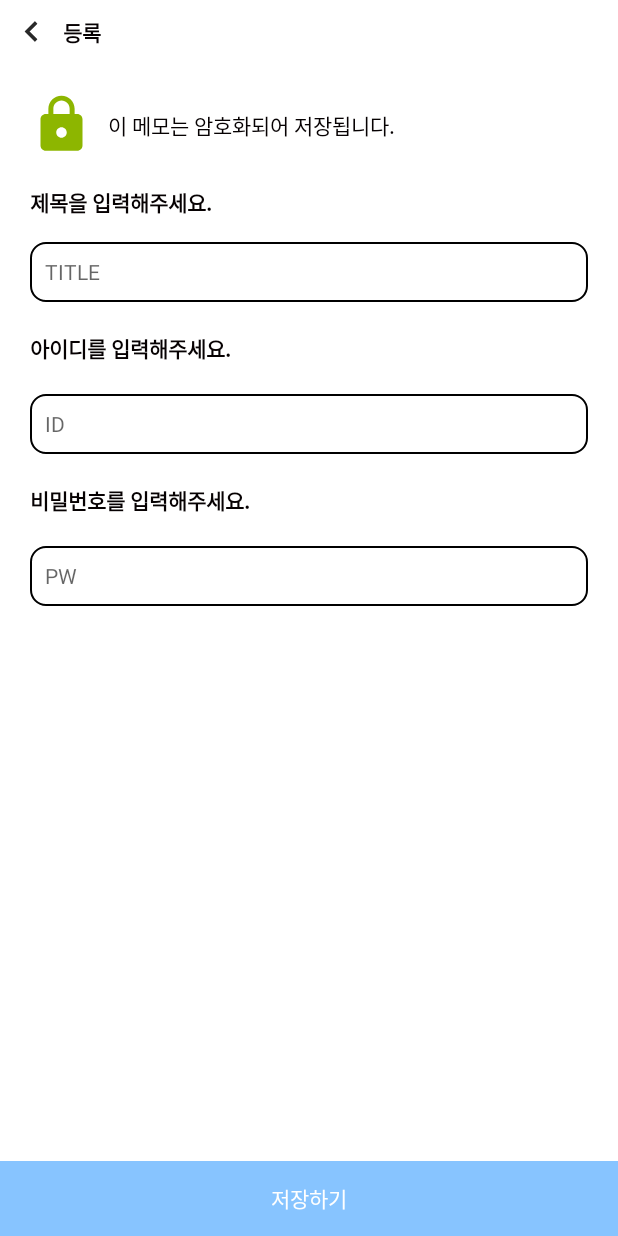
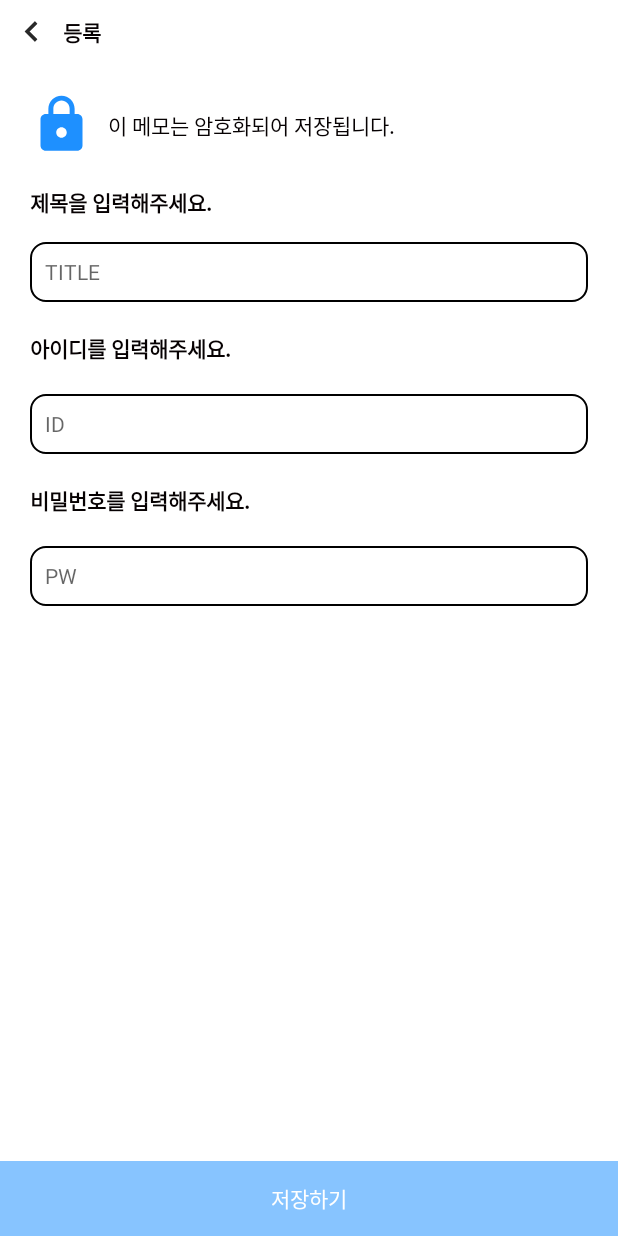
Before and after one commit to stellafaily/EncryptionMemo, an Android app: the AddMemoActivity screen opened directly, with no data from a screen before it, on a phone screen of 412 x 824 dp. Run offline under Robolectric (Android 15) with nearby library versions, the phone set to English and light mode, and no system bars; our stand-ins replace EventBus, Room's generated code, RxJava, data binding.

Commit message:
암복호화 암호관리앱 1.2

```diff
--- a/app/src/main/AndroidManifest.xml
+++ b/app/src/main/AndroidManifest.xml
@@ -4,7 +4,7 @@
 
     <application
         android:allowBackup="true"
-        android:icon="@drawable/ic_myencnote"
+        android:icon="@drawable/ic_encmemo"
         android:label="@string/app_name"
         android:roundIcon="@mipmap/ic_launcher_round"
         android:supportsRtl="true"
--- a/app/src/main/java/com/example/encryptionmemo/model/database/MemoData.kt
+++ b/app/src/main/java/com/example/encryptionmemo/model/database/MemoData.kt
@@ -19,11 +19,12 @@ data class MemoData(@ColumnInfo(name = "hasEnc") var hasEnc: Boolean = true,
                     @ColumnInfo(name = "backgroundId") var backgroundId: Int = 0,
                     @ColumnInfo(name = "openData") var openData: String = "",
                     @ColumnInfo(name = "encData") var encData: ByteArray?,
-                    @ColumnInfo(name = "encData2") var encData2: ByteArray?
+                    @ColumnInfo(name = "encData2") var encData2: ByteArray?,
+                    @ColumnInfo(name = "upVersion") var isChecked: Boolean = true
 ): Parcelable {
     @PrimaryKey(autoGenerate = true) var index: Int = 0
 
-    constructor() : this(true, "", 0L, 0, "", null, null)
+    constructor() : this(true, "", 0L, 0, "", null, null,true)
     companion object{
         const val MEMO_TABLE_NAME = "tableMemo"
         const val INDEX = "index"
--- a/app/src/main/java/com/example/encryptionmemo/model/database/MemoDatabase.kt
+++ b/app/src/main/java/com/example/encryptionmemo/model/database/MemoDatabase.kt
@@ -4,11 +4,13 @@ import android.content.Context
 import androidx.room.Database
 import androidx.room.Room
 import androidx.room.RoomDatabase
+import androidx.room.migration.Migration
 import androidx.sqlite.db.SupportSQLiteDatabase
 
-@Database(entities = [MemoData::class], version = 1)
+@Database(entities = [MemoData::class], version = 2)
 abstract class MemoDatabase: RoomDatabase() {
     abstract fun getDB(): MemoDao
+
 
     companion object {
         private val DB_NAME = "my_memo_db_v01"
@@ -23,14 +25,15 @@ abstract class MemoDatabase: RoomDatabase() {
         private fun buildDatabase(context: Context): MemoDatabase{
             return Room.databaseBuilder(context.applicationContext,
                 MemoDatabase::class.java,
-                DB_NAME)
-                .addCallback(object : RoomDatabase.Callback(){
-                    override fun onCreate(db: SupportSQLiteDatabase) {
-                        super.onCreate(db)
-                    }
-                }).build()
-
+                DB_NAME
+                ).addMigrations(migration_1_2).build()
         }
     }
-
 }
+val migration_1_2 = object : Migration(1, 2) {
+    override fun migrate(database: SupportSQLiteDatabase) {
+        database.execSQL(
+            "ALTER TABLE Memodata Add COLUMN isChecked INTEGER NOT NULL DEFAULT 0"
+        )
+    }
+}
--- a/app/src/main/java/com/example/encryptionmemo/viewModel/MainViewModel.kt
+++ b/app/src/main/java/com/example/encryptionmemo/viewModel/MainViewModel.kt
@@ -17,6 +17,7 @@ import kotlinx.coroutines.launch
 import org.greenrobot.eventbus.EventBus
 
 class MainViewModel(val db: MemoDao): BaseViewModel() {
+
 
     companion object {
         val TAG = "MainViewModel"
--- a/app/src/main/res/drawable-v24/ic_addmemo_lock.xml
+++ b/app/src/main/res/drawable-v24/ic_addmemo_lock.xml
@@ -3,8 +3,8 @@
     android:height="24dp"
     android:viewportWidth="24"
     android:viewportHeight="24"
-    android:tint="@color/colorGreenApple">
+    android:tint="@color/colorDodgerBlue">
   <path
-      android:fillColor="@color/colorGreenApple"
+      android:fillColor="@color/colorDodgerBlue"
       android:pathData="M18,8h-1L17,6c0,-2.76 -2.24,-5 -5,-5S7,3.24 7,6v2L6,8c-1.1,0 -2,0.9 -2,2v10c0,1.1 0.9,2 2,2h12c1.1,0 2,-0.9 2,-2L20,10c0,-1.1 -0.9,-2 -2,-2zM12,17c-1.1,0 -2,-0.9 -2,-2s0.9,-2 2,-2 2,0.9 2,2 -0.9,2 -2,2zM15.1,8L8.9,8L8.9,6c0,-1.71 1.39,-3.1 3.1,-3.1 1.71,0 3.1,1.39 3.1,3.1v2z"/>
 </vector>
--- a/app/src/main/res/drawable-v24/ic_addmemo_unlock.xml
+++ b/app/src/main/res/drawable-v24/ic_addmemo_unlock.xml
@@ -3,8 +3,8 @@
     android:height="24dp"
     android:viewportWidth="24"
     android:viewportHeight="24"
-    android:tint="@color/colorGreenApple">
+    android:tint="@color/colorDodgerBlue">
   <path
-      android:fillColor="@color/colorGreenApple"
+      android:fillColor="@color/colorDodgerBlue"
       android:pathData="M12,17c1.1,0 2,-0.9 2,-2s-0.9,-2 -2,-2 -2,0.9 -2,2 0.9,2 2,2zM18,8h-1L17,6c0,-2.76 -2.24,-5 -5,-5S7,3.24 7,6h1.9c0,-1.71 1.39,-3.1 3.1,-3.1 1.71,0 3.1,1.39 3.1,3.1v2L6,8c-1.1,0 -2,0.9 -2,2v10c0,1.1 0.9,2 2,2h12c1.1,0 2,-0.9 2,-2L20,10c0,-1.1 -0.9,-2 -2,-2zM18,20L6,20L6,10h12v10z"/>
 </vector>
```
Also changed, not shown: app/src/main/res/values/strings.xml (+6 -6 lines), app/src/main/res/drawable-v24/ic_encmemo.png (added).
